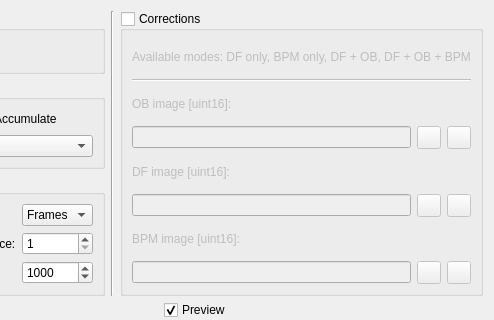
This is tomography/ui_elements/XRD1611.ui in LabTelc/Zajex as Qt 5 draws it before an edit; both pictures show x 175 to 669 and y 0 to 320 of the 669 by 560 pixel window. The edited form follows.
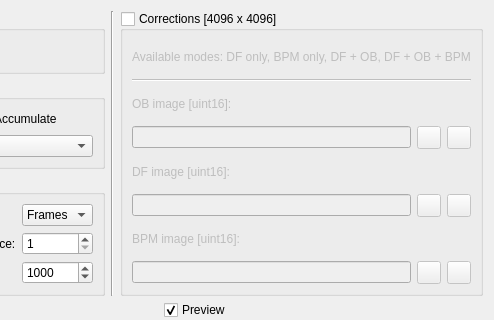
This is the edited form. Custom widgets are drawn as their Qt base class.

Patch:
```diff
--- a/tomography/ui_elements/XRD1611.ui
+++ b/tomography/ui_elements/XRD1611.ui
@@ -234,7 +234,7 @@
         <string>First corrections are applied then the image goes to preview</string>
        </property>
        <property name="title">
-        <string>Corrections</string>
+        <string>Corrections [4096 x 4096]</string>
        </property>
        <property name="checkable">
         <bool>true</bool>
```
Left out of the diff: 10 changed lines with no effect on the pictures.
